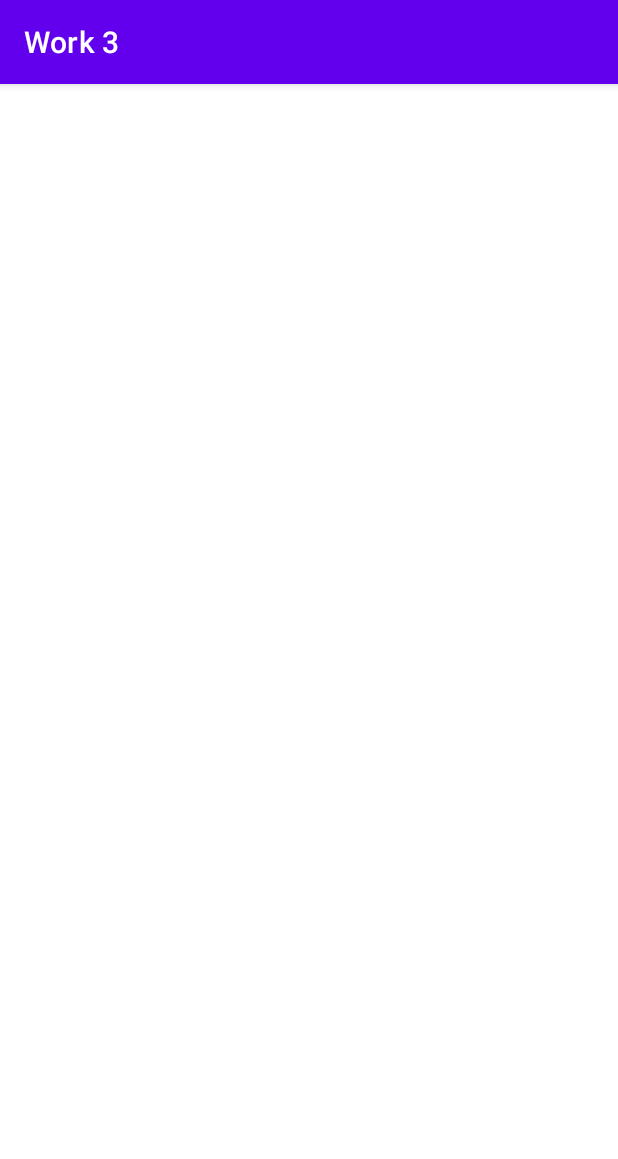
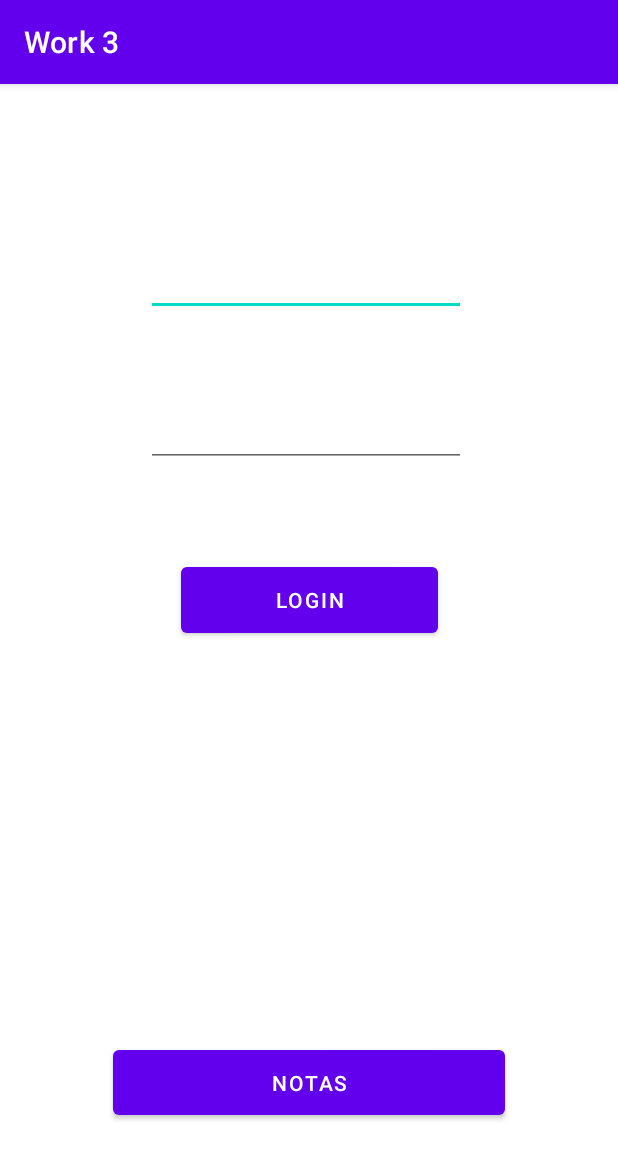
Before and after one commit to Andrefranco98/Trabalho4, an Android app: the screen it shows after launch (LoginActivity), on a phone screen of 412 x 824 dp. Shown: the top 1159 px of the screen. Run offline under Robolectric (Android 15) with nearby library versions, the phone set to English and light mode, and no system bars.

Commit message:
screen de login

```diff
--- a/app/src/main/java/com/example/LoginActivity.kt
+++ b/app/src/main/java/com/example/LoginActivity.kt
@@ -1,6 +1,8 @@
 package com.example
 
+import android.content.Intent
 import android.os.Bundle
+import android.view.View
 import androidx.appcompat.app.AppCompatActivity
 import com.example.trabalho1.R
 
@@ -9,4 +11,10 @@ class LoginActivity: AppCompatActivity()  {
         super.onCreate(savedInstanceState)
         setContentView(R.layout.activity_login)
 
-}}
+}
+
+    fun Button_Notas(view: View) {
+        val intent = Intent(this, MainActivity::class.java)
+        startActivity(intent)
+    }
+}
--- a/app/src/main/res/layout/activity_login.xml
+++ b/app/src/main/res/layout/activity_login.xml
@@ -1,6 +1,77 @@
 <?xml version="1.0" encoding="utf-8"?>
-<androidx.constraintlayout.widget.ConstraintLayout
-    xmlns:android="http://schemas.android.com/apk/res/android" android:layout_width="match_parent"
-    android:layout_height="match_parent">
+<androidx.constraintlayout.widget.ConstraintLayout xmlns:android="http://schemas.android.com/apk/res/android"
+    xmlns:app="http://schemas.android.com/apk/res-auto"
+    xmlns:tools="http://schemas.android.com/tools"
+    android:layout_width="match_parent"
+    android:layout_height="match_parent"
+    android:orientation="horizontal" >
 
+    <Button
+        android:id="@+id/buttonLogin"
+        android:layout_width="171dp"
+        android:layout_height="56dp"
+        android:layout_marginStart="120dp"
+        android:layout_marginLeft="120dp"
+        android:layout_marginEnd="120dp"
+        android:layout_marginRight="120dp"
+        android:layout_marginBottom="396dp"
+        android:text="Login"
+        app:layout_constraintBottom_toBottomOf="parent"
+        app:layout_constraintEnd_toEndOf="parent"
+        app:layout_constraintStart_toStartOf="parent" />
+
+    <EditText
+        android:id="@+id/editTextUsername"
+        android:layout_width="wrap_content"
+        android:layout_height="wrap_content"
+        android:layout_marginStart="97dp"
+        android:layout_marginLeft="97dp"
+        android:layout_marginTop="106dp"
+        android:layout_marginEnd="104dp"
+        android:layout_marginRight="104dp"
+        android:layout_marginBottom="26dp"
+        android:autofillHints="Username"
+        android:ems="10"
+        android:inputType="textPersonName"
+        app:layout_constraintBottom_toTopOf="@+id/editTexPassword"
+        app:layout_constraintEnd_toEndOf="parent"
+        app:layout_constraintHorizontal_bias="0.0"
+        app:layout_constraintStart_toStartOf="parent"
+        app:layout_constraintTop_toTopOf="parent" />
+
+    <EditText
+        android:id="@+id/editTexPassword"
+        android:layout_width="wrap_content"
+        android:layout_height="wrap_content"
+        android:layout_marginStart="97dp"
+        android:layout_marginLeft="97dp"
+        android:layout_marginTop="26dp"
+        android:layout_marginEnd="108dp"
+        android:layout_marginRight="108dp"
+        android:layout_marginBottom="57dp"
+        android:autofillHints="Password"
+        android:ems="10"
+        android:inputType="textPassword"
+        app:layout_constraintBottom_toTopOf="@+id/buttonLogin"
+        app:layout_constraintEnd_toEndOf="parent"
+        app:layout_constraintHorizontal_bias="0.0"
+        app:layout_constraintStart_toStartOf="parent"
+        app:layout_constraintTop_toBottomOf="@+id/editTextUsername" />
+
+    <Button
+        android:id="@+id/buttonNotas"
+        android:layout_width="261dp"
+        android:layout_height="55dp"
+        android:layout_marginStart="75dp"
+        android:layout_marginLeft="75dp"
+        android:layout_marginTop="266dp"
+        android:layout_marginEnd="75dp"
+        android:layout_marginRight="75dp"
+        android:layout_marginBottom="75dp"
+        android:text="Notas"
+        app:layout_constraintBottom_toBottomOf="parent"
+        app:layout_constraintEnd_toEndOf="parent"
+        app:layout_constraintStart_toStartOf="parent"
+        app:layout_constraintTop_toBottomOf="@+id/buttonLogin"
+        android:onClick="Button_Notas" />
 </androidx.constraintlayout.widget.ConstraintLayout>
```
